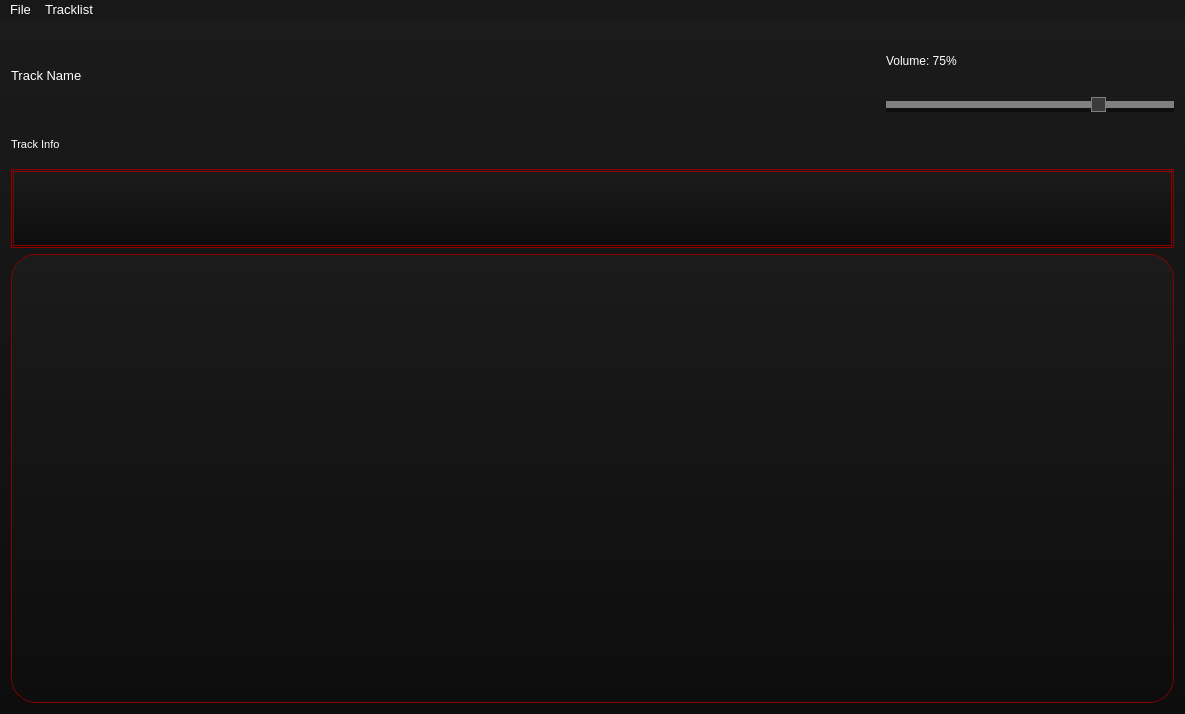
The window that src/View/MainWindow/mainwindow.ui (Flone-dnb/BloodyPlayer) describes before a commit, drawn with Qt 5.
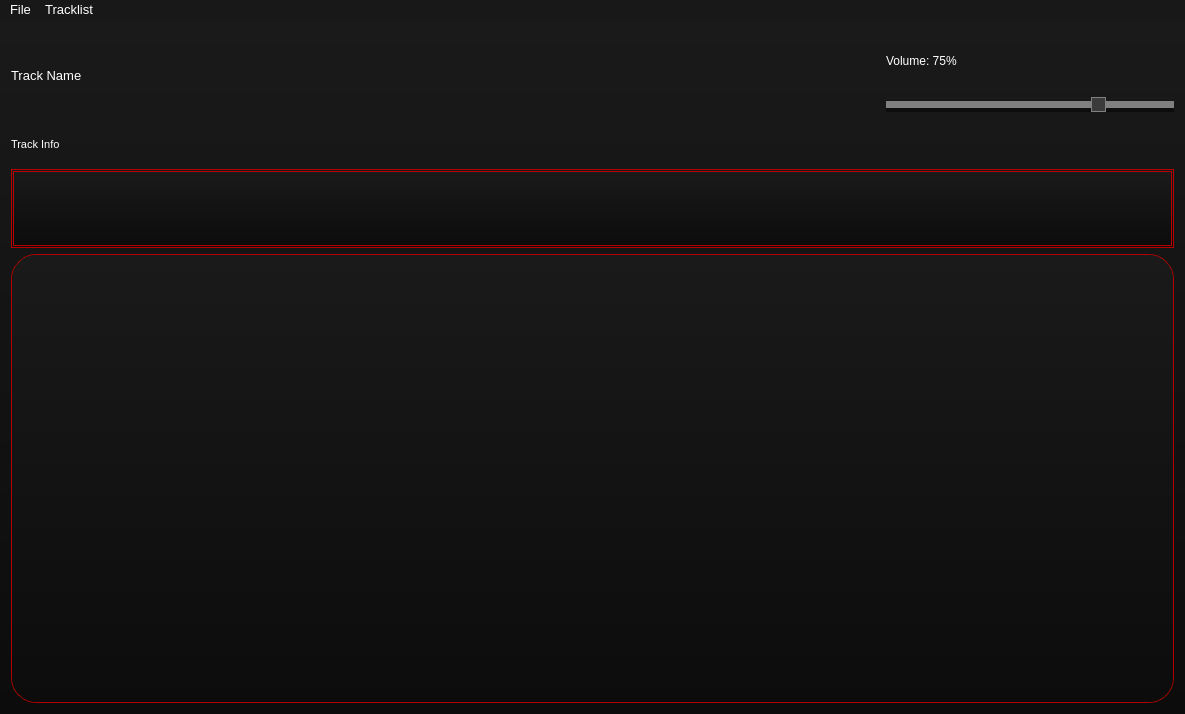
The same window after the commit. Icons and pictures are not drawn. Custom widgets are drawn as their Qt base class.

Commit message: Menu style fixed.

Patch:
```diff
--- a/src/View/MainWindow/mainwindow.ui
+++ b/src/View/MainWindow/mainwindow.ui
@@ -14,7 +14,7 @@
    <string>Bloody Player</string>
   </property>
   <property name="styleSheet">
-   <string notr="true">background-color: qlineargradient(spread:pad, x1:0.5, y1:1, x2:0.5, y2:0, stop:0 rgba(13, 13, 13, 255), stop:1 rgba(27, 27, 27, 255));
+   <string notr="true">background-color: qlineargradient(spread:pad, x1:0.5, y1:1, x2:0.5, y2:0, stop:0 rgba(12, 12, 12, 255), stop:1 rgba(26, 26, 26, 255));
 
 color: white;</string>
   </property>
@@ -1449,7 +1449,7 @@
     <item>
      <widget class="QFrame" name="frame">
       <property name="styleSheet">
-       <string notr="true">border: 1px solid darkred;</string>
+       <string notr="true">border: 1px solid rgb(180, 0, 0);</string>
       </property>
       <property name="frameShape">
        <enum>QFrame::StyledPanel</enum>
@@ -1486,7 +1486,7 @@
     <item>
      <widget class="TrackList" name="scrollArea">
       <property name="styleSheet">
-       <string notr="true">border: 1px solid darkred;
+       <string notr="true">border: 1px solid rgb(180, 0, 0);
 border-radius: 25px;</string>
       </property>
       <property name="widgetResizable">
```
Left out of the diff: 10 changed lines with no effect on the pictures. The commit also changes 2 other files.
